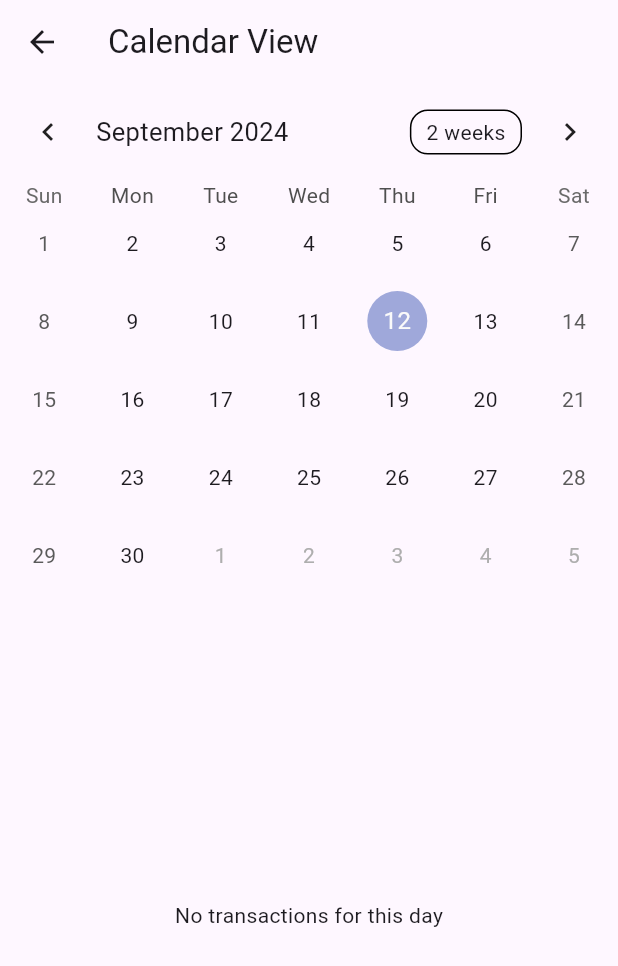
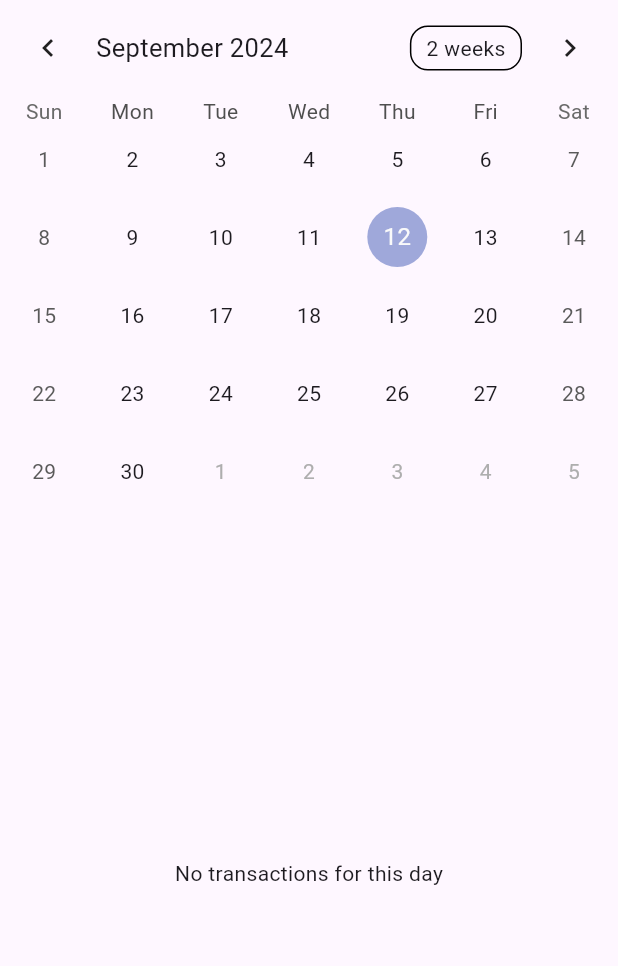
Before and after one commit to gkdis6/ExpenseApp, a Flutter app: the CalendarView screen opened directly, on a phone screen of 412 x 824 dp. Shown: the top 966 px of the screen. Run offline on Flutter 3.47's test engine with Material 3 defaults, Android fonts, the phone set to English and light mode, and no system bars; drawn by our look-alikes of table_calendar; our stand-ins replace flutter_dotenv, shared_preferences, supabase_flutter, syncfusion_flutter_charts; accounts and stored records are empty.

Commit message:
calendar view appbar 높이 수정

```diff
--- a/lib/screens/calendar_view.dart
+++ b/lib/screens/calendar_view.dart
@@ -79,8 +79,13 @@ class _CalendarViewState extends State<CalendarView> {
   @override
   Widget build(BuildContext context) {
     return Scaffold(
-      appBar: AppBar(
-        title: Text("Calendar View"),
+      appBar: PreferredSize(
+        preferredSize: Size.fromHeight(0.0), // 원하는 높이 설정
+        child: AppBar(
+          automaticallyImplyLeading: false, // 뒤로 가기 버튼 같은 기본 요소를 숨김
+          toolbarHeight: 0, // 툴바 높이 설정 (0으로 설정하면 아무것도 표시되지 않음)
+          elevation: 0, // 그림자 제거
+        ),
       ),
       body: Column(
         children: [
```
